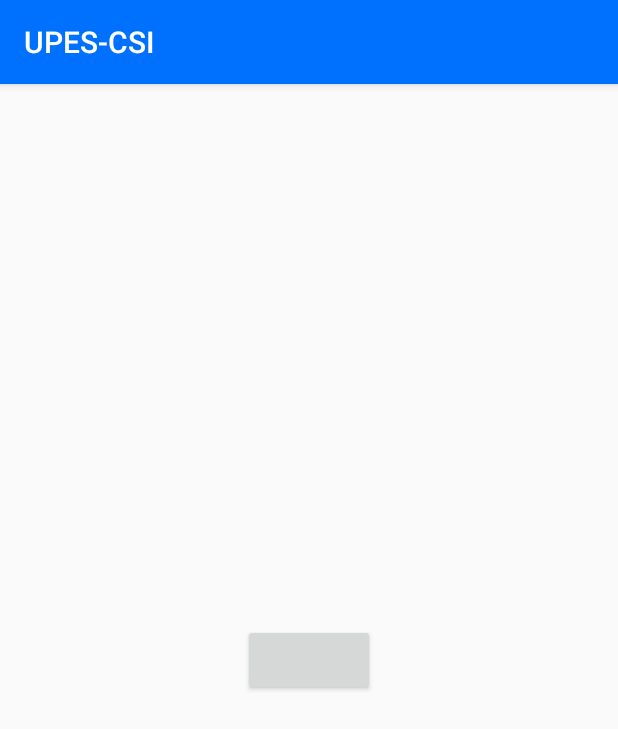
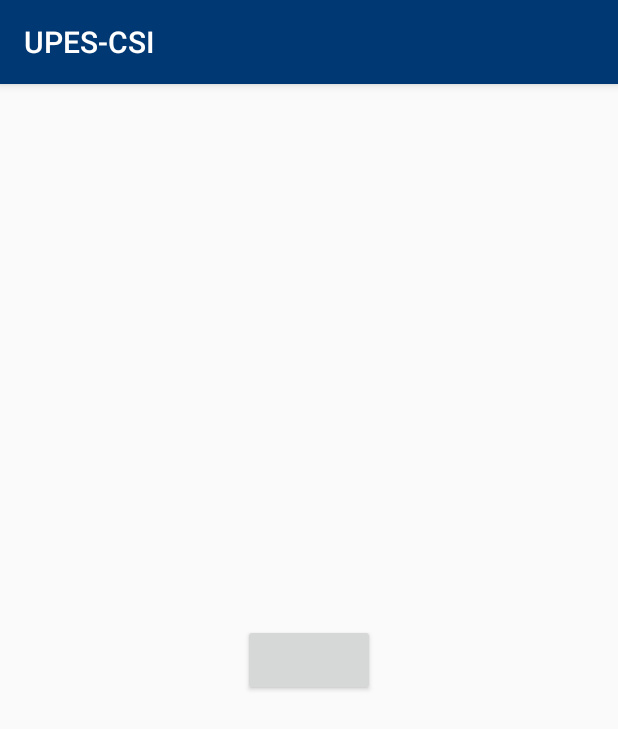
Before and after one commit to akash2237778/UPES-CSI, an Android app: the fbLogin screen opened directly, with no data from a screen before it, on a phone screen of 412 x 824 dp. Shown: the top 729 px of the screen. Run offline under Robolectric (Android 15) with nearby library versions, the phone set to English and light mode, and no system bars; our stand-ins replace Firebase (no records; nobody signed in at launch, a user with empty details on screens opened directly); libraries missing offline, so code that uses them is left out: com.facebook, com.facebook.login; plain views replace LoginButton; 5 statements that could not run were skipped.

Commit message:
logout button added

```diff
--- a/app/src/main/java/com/example/googleauth/fbLogin.java
+++ b/app/src/main/java/com/example/googleauth/fbLogin.java
@@ -6,6 +6,8 @@ import android.os.Bundle;
 import android.support.annotation.NonNull;
 import android.support.v7.app.AlertDialog;
 import android.support.v7.app.AppCompatActivity;
+import android.view.View;
+import android.widget.ProgressBar;
 import android.widget.Toast;
 
 import com.facebook.AccessToken;
@@ -35,15 +37,18 @@ Intent navDrawIntent;
 
     private FirebaseAuth firebaseAuth;
     private FirebaseAuth.AuthStateListener firebaseAuthListner;
+    private  ProgressBar progressBar;
 
     @Override
     protected void onCreate(Bundle savedInstanceState) {
         super.onCreate(savedInstanceState);
         FacebookSdk.sdkInitialize(this.getApplicationContext());
         setContentView(R.layout.activity_fb_login);
-navDrawIntent=new Intent(getApplicationContext(),navDrawer.class);
+        navDrawIntent=new Intent(getApplicationContext(),navDrawer.class);
+        progressBar = (ProgressBar) findViewById(R.id.progressBar);
 
-callbackManager = CallbackManager.Factory.create();
+
+        callbackManager = CallbackManager.Factory.create();
 
         loginButton = (LoginButton) findViewById(R.id.btnFB);
 
@@ -52,6 +57,9 @@ callbackManager = CallbackManager.Factory.create();
             @Override
             public void onSuccess(LoginResult loginResult) {
                 handleFacebookAccessToken(loginResult.getAccessToken());
+                progressBar.setVisibility(View.VISIBLE);
+                loginButton.setVisibility(View.INVISIBLE);
+
             }
 
             @Override
@@ -71,6 +79,7 @@ callbackManager = CallbackManager.Factory.create();
             public void onAuthStateChanged(@NonNull FirebaseAuth firebaseAuth) {
                 FirebaseUser user = firebaseAuth.getCurrentUser();
                 if(user != null){
+
                     goMainScreen();
                 }
             }
--- a/app/src/main/res/layout/activity_fb_login.xml
+++ b/app/src/main/res/layout/activity_fb_login.xml
@@ -15,4 +15,23 @@
         android:paddingBottom="10dp"
         android:paddingTop="10dp" />
 
+    <ProgressBar
+        android:id="@+id/progressBar"
+        style="?android:attr/progressBarStyle"
+        android:layout_width="wrap_content"
+        android:layout_height="wrap_content"
+        android:layout_alignParentStart="true"
+        android:layout_alignParentLeft="true"
+        android:layout_alignParentTop="true"
+        android:layout_alignParentEnd="true"
+        android:layout_alignParentRight="true"
+        android:layout_alignParentBottom="true"
+        android:layout_marginStart="181dp"
+        android:layout_marginLeft="181dp"
+        android:layout_marginTop="271dp"
+        android:layout_marginEnd="183dp"
+        android:layout_marginRight="183dp"
+        android:layout_marginBottom="412dp"
+        android:visibility="invisible" />
+
 </RelativeLayout>
--- a/app/src/main/res/layout/nav_header_nav_drawer.xml
+++ b/app/src/main/res/layout/nav_header_nav_drawer.xml
@@ -35,4 +35,5 @@
         android:layout_height="wrap_content"
         android:text="@string/nav_header_subtitle" />
 
+
 </LinearLayout>
--- a/app/src/main/res/menu/activity_nav_drawer_drawer.xml
+++ b/app/src/main/res/menu/activity_nav_drawer_drawer.xml
@@ -30,8 +30,8 @@
                 android:title="Share" />
             <item
                 android:id="@+id/logout"
-                android:icon="@drawable/ic_menu_send"
-                android:title="LogOut" />
+                android:icon="@drawable/logoutbutton"
+                android:title="Logout" />
         </menu>
     </item>
 
--- a/app/src/main/res/values/colors.xml
+++ b/app/src/main/res/values/colors.xml
@@ -1,8 +1,8 @@
 <?xml version="1.0" encoding="utf-8"?>
 <resources>
-    <color name="colorPrimary">#0070FF</color>
-    <color name="colorPrimaryDark">#0070FF</color>
-    <color name="colorAccent">#0070FF</color>
+    <color name="colorPrimary">#003873</color>
+    <color name="colorPrimaryDark">#003873</color>
+    <color name="colorAccent">#003873</color>
 
-    <color name="black_overlay">#0070FF</color>
+    <color name="black_overlay">#003873</color>
 </resources>
```
Also changed, not shown: app/src/main/res/drawable/logoutbutton.png (added).
